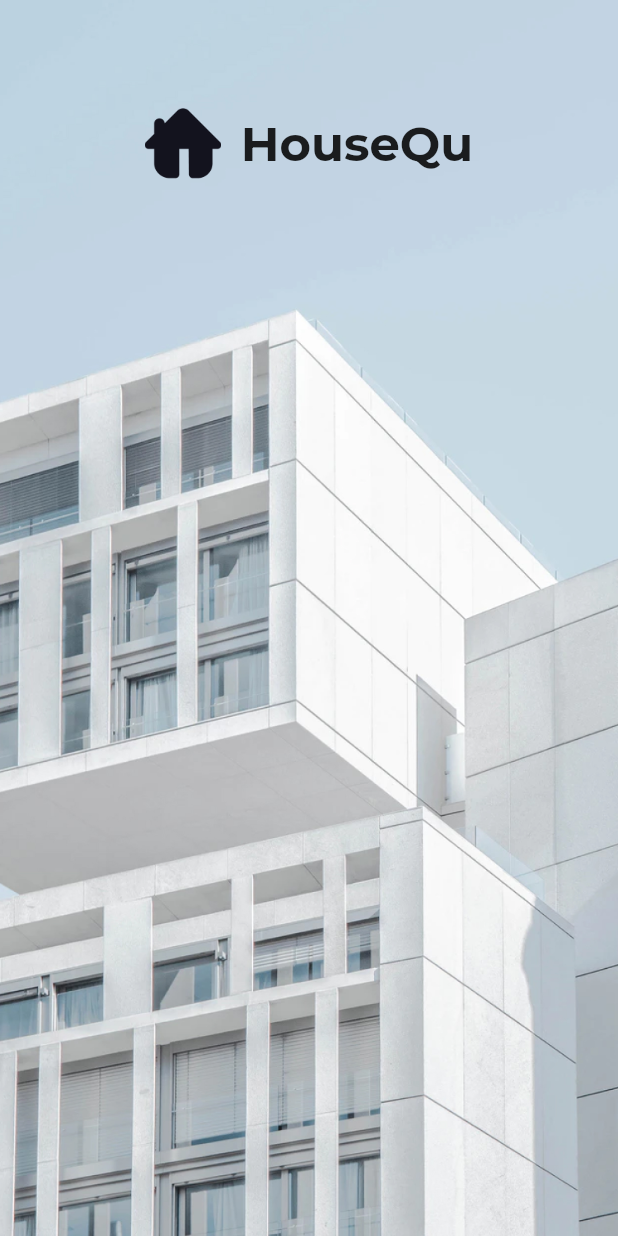
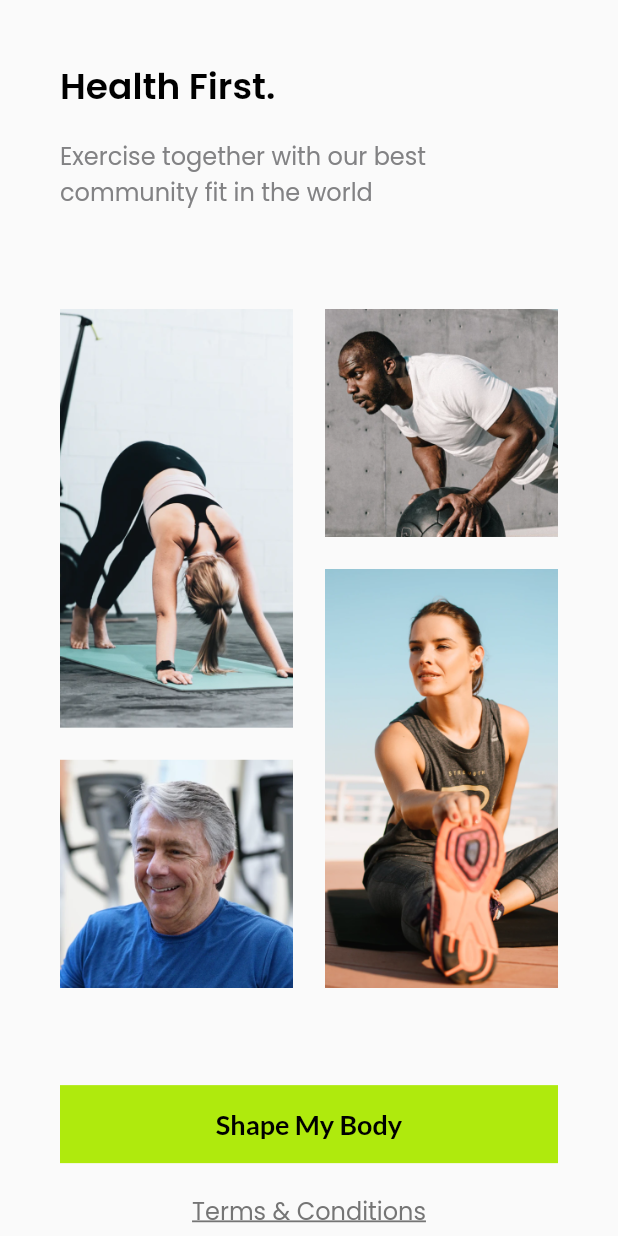
Before and after one commit to kouseina/sevendays-challenge-splicing-ui, a Flutter app: the screen it shows after launch, on a phone screen of 412 x 824 dp. Run offline on Flutter 3.47's test engine with Material 2 defaults, Android fonts, the phone set to English and light mode, and no system bars; our stand-ins replace google_fonts.

Commit message:
feat: add get started screen

```diff
--- a/lib/main.dart
+++ b/lib/main.dart
@@ -1,5 +1,7 @@
 import 'package:flutter/material.dart';
+import 'package:sevendays/pages/first_getstarted.dart';
 import 'package:sevendays/pages/first_splash.dart';
+import 'package:sevendays/pages/second_getstarted.dart';
 import 'package:sevendays/pages/second_splash.dart';
 
 void main() => runApp(SevenDays());
@@ -13,7 +15,7 @@ class SevenDays extends StatelessWidget {
       theme: ThemeData(
         primarySwatch: Colors.blue,
       ),
-      home: SecondSplash(),
+      home: SecondGetstarted(),
     );
   }
 }
--- /dev/null
+++ b/lib/pages/second_getstarted.dart
@@ -0,0 +1,85 @@
+import 'package:flutter/material.dart';
+import 'package:google_fonts/google_fonts.dart';
+
+class SecondGetstarted extends StatelessWidget {
+  const SecondGetstarted({Key? key}) : super(key: key);
+
+  @override
+  Widget build(BuildContext context) {
+    return Scaffold(
+        body: SafeArea(
+      child: SingleChildScrollView(
+        child: Padding(
+          padding: const EdgeInsets.all(40),
+          child: Column(
+            crossAxisAlignment: CrossAxisAlignment.start,
+            children: [
+              Text(
+                'Health First.',
+                style: GoogleFonts.poppins(
+                    fontSize: 24,
+                    fontWeight: FontWeight.w600,
+                    color: Colors.black),
+              ),
+              SizedBox(
+                height: 16,
+              ),
+              Text(
+                'Exercise together with our best \ncommunity fit in the world',
+                style: GoogleFonts.poppins(
+                  fontSize: 16,
+                  color: Color(0xff828284),
+                ),
+              ),
+              SizedBox(
+                height: 66,
+              ),
+              Image.asset(
+                'assets/img_getstarted.png',
+                fit: BoxFit.fill,
+              ),
+              SizedBox(
+                height: 65,
+              ),
+              InkWell(
+                onTap: () {},
+                child: Container(
+                  width: double.infinity,
+                  padding: EdgeInsets.all(15),
+                  alignment: Alignment.center,
+                  decoration: BoxDecoration(
+                    color: Color(0xffAFEA0D),
+                  ),
+                  child: Text(
+                    'Shape My Body',
+                    style: GoogleFonts.lato(
+                        fontSize: 18,
+                        fontWeight: FontWeight.w600,
+                        color: Colors.black),
+                  ),
+                ),
+              ),
+              SizedBox(
+                height: 20,
+              ),
+              Center(
+                child: InkWell(
+                  onTap: () {},
+                  child: Text(
+                    'Terms & Conditions',
+                    style: GoogleFonts.poppins(
+                      fontSize: 16,
+                      color: Color(0xff757575),
+                      decoration: TextDecoration.underline,
+                      decorationThickness: 1.5,
+                    ),
+                  ),
+                ),
+              )
+            ],
+          ),
+        ),
+      ),
+    ));
+  }
+}
--- a/lib/pages/second_splash.dart
+++ b/lib/pages/second_splash.dart
@@ -10,11 +10,12 @@ class SecondSplash extends StatelessWidget {
       body: SafeArea(
           child: Stack(
         children: [
-          Image.asset(
-            'assets/bg.jpg',
-            width: MediaQuery.of(context).size.width,
-            height: MediaQuery.of(context).size.height,
-            fit: BoxFit.fill,
+          Container(
+            decoration: BoxDecoration(
+                image: DecorationImage(
+              image: AssetImage('assets/bg.jpg'),
+              fit: BoxFit.fill,
+            )),
           ),
           Padding(
             padding: const EdgeInsets.only(top: 70),
```
Also changed, not shown: lib/pages/first_getstarted.dart (added, +67 -0 lines), assets/bg_getstarted.jpg (added), assets/btn_getstarted.png (added), assets/ic_getstarted.png (added), assets/img_getstarted.png (added).
